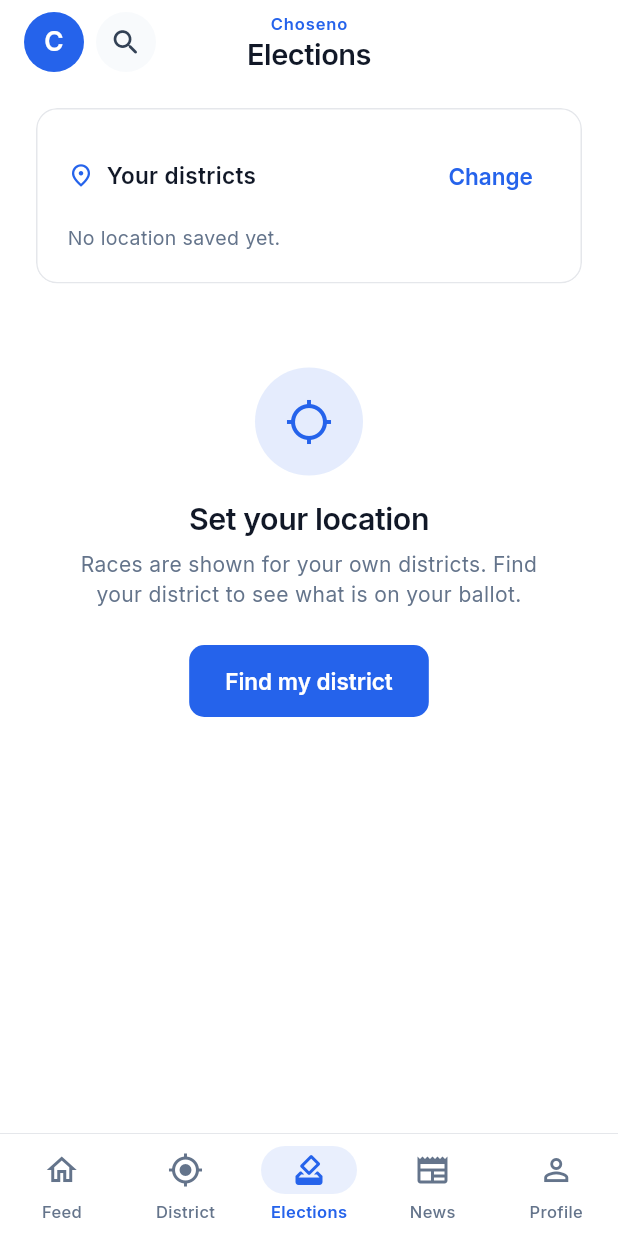
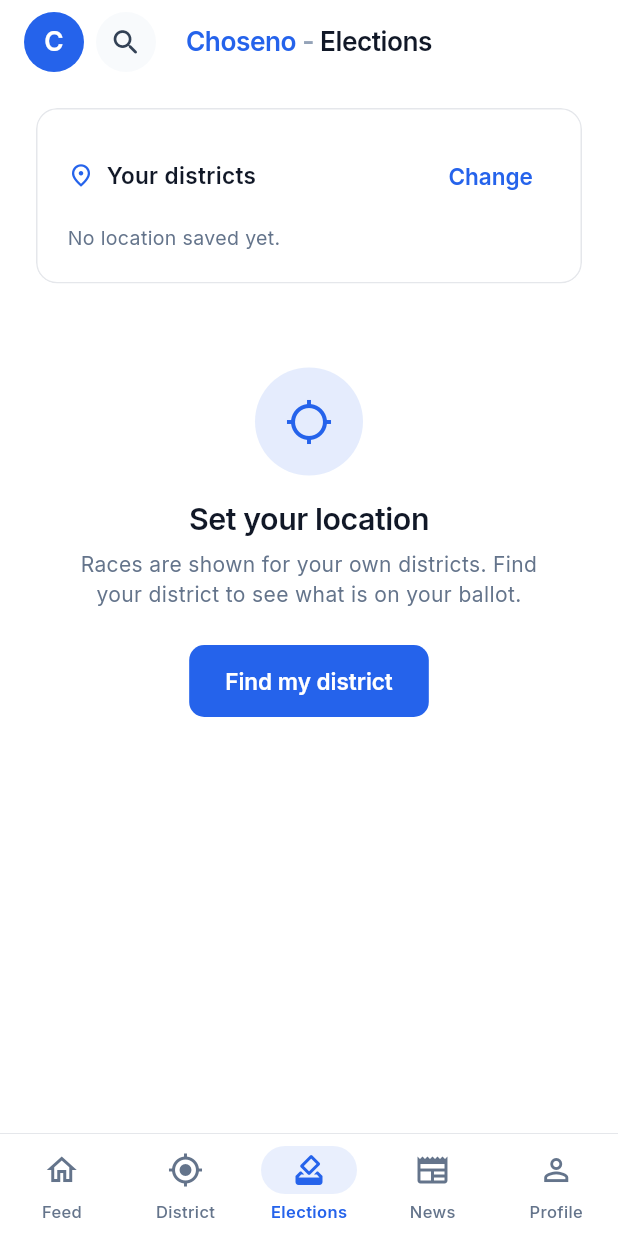
Before and after one commit to vmn2k4/srinath_choseno, a Flutter app: the ElectionsListScreen screen opened by its route, on a phone screen of 412 x 824 dp. Run offline on Flutter 3.47's test engine with Material 3 defaults, Android fonts, the phone set to English and light mode, and no system bars; our stand-ins replace app_links, flutter_dotenv, flutter_map, flutter_riverpod, flutter_secure_storage, geolocator and 6 more; accounts and stored records are empty; network calls fail; project files that could hold a hidden picture were left out.

Commit message:
Mobile app bar: single-line 'Choseno - Screen' title, no extra height
Co-Authored-By: Claude Sonnet 5.5 <noreply@anthropic.com>

```diff
--- a/mobile/lib/presentation/common/widgets/brand_title.dart
+++ b/mobile/lib/presentation/common/widgets/brand_title.dart
@@ -1,7 +1,7 @@
-// The app-bar title block: a small "Choseno" wordmark on top, then the screen
-// name (and an optional muted subtitle). Used by both ScreenHeader (tab
-// screens) and DetailAppBar (pushed screens) so the brand always precedes
-// the screen name.
+// The app-bar title: "Choseno - Screen name" on ONE line (brand in the primary
+// colour, then the screen name), optionally followed by a muted detail such as
+// the place for a race. Single line on purpose — the bar must not grow.
+// Used by ScreenHeader (tab screens) and DetailAppBar (pushed screens).
 import 'package:flutter/material.dart';
 
 import '../../../core/theme/app_theme.dart';
@@ -22,40 +22,36 @@ class BrandTitle extends StatelessWidget {
   @override
   Widget build(BuildContext context) {
     final palette = ChosenoTheme.of(context);
-    return Column(
-      mainAxisSize: MainAxisSize.min,
-      children: [
-        Text(
-          'Choseno',
-          maxLines: 1,
-          style: ChosenoTypography.body(
-            color: palette.primary,
-            fontWeight: FontWeight.w600,
-            fontSize: 11,
-          ).copyWith(letterSpacing: 0.6),
-        ),
-        Text(
-          title,
-          maxLines: 1,
-          overflow: TextOverflow.ellipsis,
-          textAlign: TextAlign.center,
-          style: ChosenoTypography.display(
-            color: palette.textMain,
-            fontSize: titleSize,
+    final base = ChosenoTypography.display(
+      color: palette.textMain,
+      fontSize: titleSize,
+    );
+    return Text.rich(
+      TextSpan(
+        style: base,
+        children: [
+          TextSpan(
+            text: 'Choseno',
+            style: base.copyWith(color: palette.primary),
           ),
-        ),
-        if (subtitle != null)
-          Text(
-            subtitle!,
-            maxLines: 1,
-            overflow: TextOverflow.ellipsis,
-            textAlign: TextAlign.center,
-            style: ChosenoTypography.body(
-              color: palette.textMuted,
-              fontSize: 12,
+          TextSpan(
+            text: ' - ',
+            style: base.copyWith(color: palette.textDark),
+          ),
+          TextSpan(text: title),
+          if (subtitle != null)
+            TextSpan(
+              text: '  $subtitle',
+              style: ChosenoTypography.body(
+                color: palette.textMuted,
+                fontSize: titleSize * 0.7,
+              ),
             ),
-          ),
-      ],
+        ],
+      ),
+      maxLines: 1,
+      overflow: TextOverflow.ellipsis,
+      textAlign: TextAlign.center,
     );
   }
 }
--- a/mobile/lib/presentation/common/widgets/detail_app_bar.dart
+++ b/mobile/lib/presentation/common/widgets/detail_app_bar.dart
@@ -17,7 +17,7 @@ import '../../../core/theme/theme_config.dart';
 import 'brand_title.dart';
 import 'screen_header.dart';
 
-const double _kBarHeight = 64;
+const double _kBarHeight = 56;
 
 class DetailAppBar extends StatelessWidget implements PreferredSizeWidget {
   const DetailAppBar({
--- a/mobile/lib/presentation/common/widgets/screen_header.dart
+++ b/mobile/lib/presentation/common/widgets/screen_header.dart
@@ -74,7 +74,7 @@ class ScreenHeader extends ConsumerWidget implements PreferredSizeWidget {
               padding: const EdgeInsets.symmetric(
                 horizontal: titleInset + ChosenoSpacing.sm,
               ),
-              child: BrandTitle(title: title, titleSize: 21),
+              child: BrandTitle(title: title, titleSize: 19),
             ),
             Row(
               children: [
```
